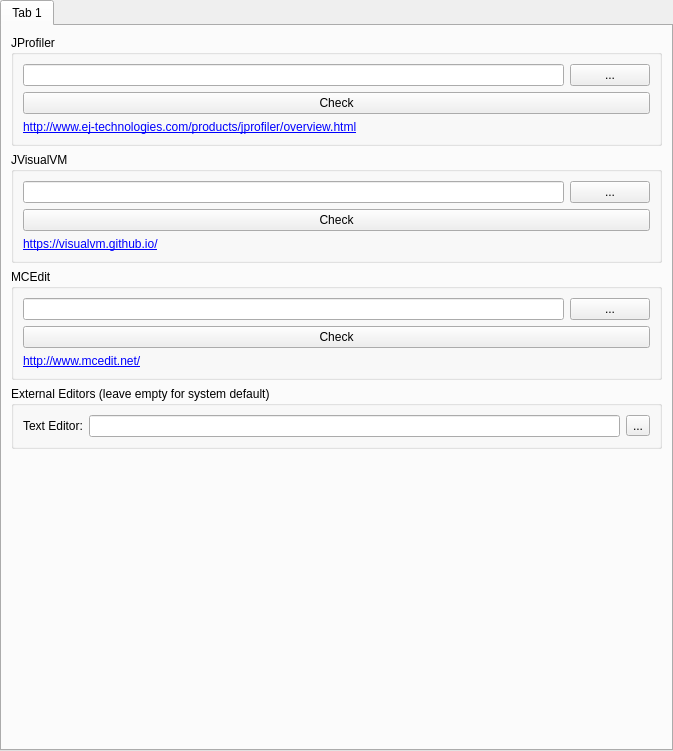
Old version of the form application/pages/global/ExternalToolsPage.ui in the repository FreesmTeam/FreesmLauncher.
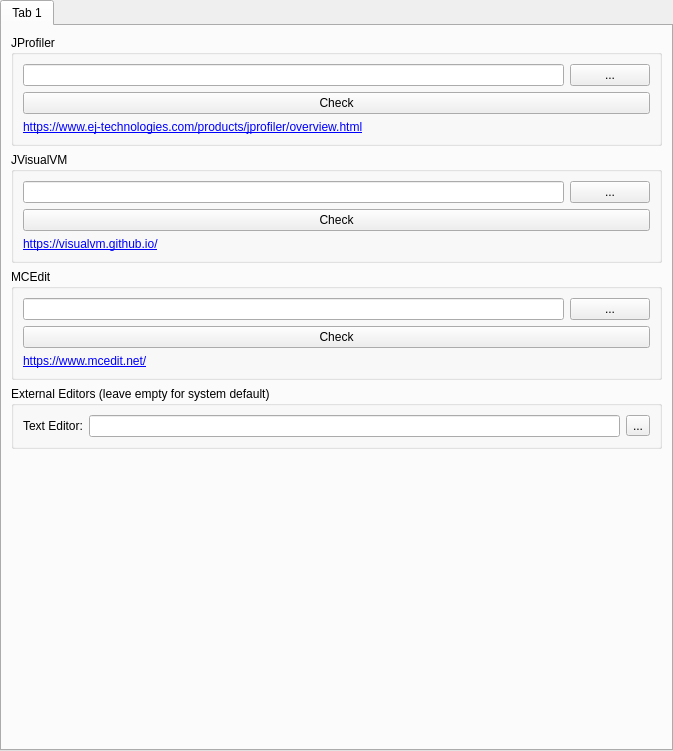
New version of the form.

Commit message: NOISSUE use https more widely

Diff of the .ui file:
```diff
--- a/application/pages/global/ExternalToolsPage.ui
+++ b/application/pages/global/ExternalToolsPage.ui
@@ -63,7 +63,7 @@
           <item>
            <widget class="QLabel" name="jprofilerLink">
             <property name="text">
-             <string notr="true">&lt;html&gt;&lt;head/&gt;&lt;body&gt;&lt;p&gt;&lt;a href=&quot;http://www.ej-technologies.com/products/jprofiler/overview.html&quot;&gt;http://www.ej-technologies.com/products/jprofiler/overview.html&lt;/a&gt;&lt;/p&gt;&lt;/body&gt;&lt;/html&gt;</string>
+             <string notr="true">&lt;html&gt;&lt;head/&gt;&lt;body&gt;&lt;p&gt;&lt;a href=&quot;https://www.ej-technologies.com/products/jprofiler/overview.html&quot;&gt;https://www.ej-technologies.com/products/jprofiler/overview.html&lt;/a&gt;&lt;/p&gt;&lt;/body&gt;&lt;/html&gt;</string>
             </property>
            </widget>
           </item>
@@ -137,7 +137,7 @@
           <item>
            <widget class="QLabel" name="mceditLink">
             <property name="text">
-             <string notr="true">&lt;html&gt;&lt;head/&gt;&lt;body&gt;&lt;p&gt;&lt;a href=&quot;http://www.mcedit.net/&quot;&gt;http://www.mcedit.net/&lt;/a&gt;&lt;/p&gt;&lt;/body&gt;&lt;/html&gt;</string>
+             <string notr="true">&lt;html&gt;&lt;head/&gt;&lt;body&gt;&lt;p&gt;&lt;a href=&quot;https://www.mcedit.net/&quot;&gt;https://www.mcedit.net/&lt;/a&gt;&lt;/p&gt;&lt;/body&gt;&lt;/html&gt;</string>
             </property>
            </widget>
           </item>
```
The commit also changes 11 other files.
